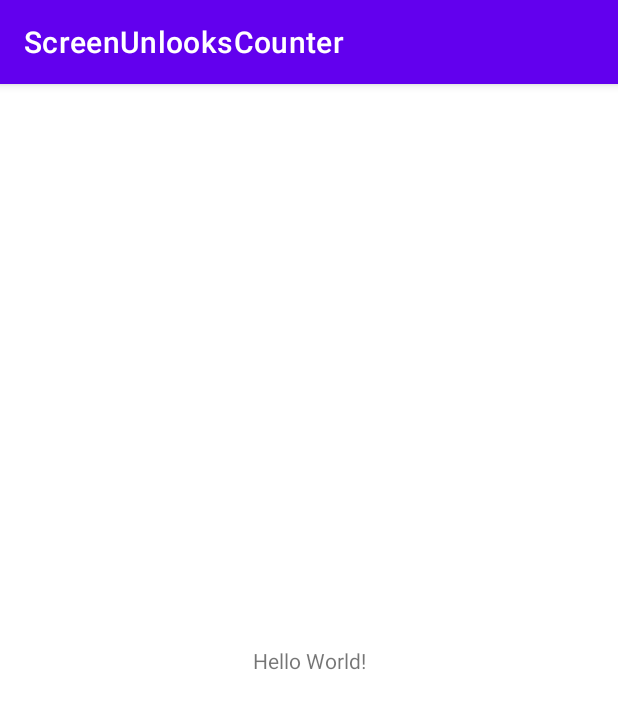
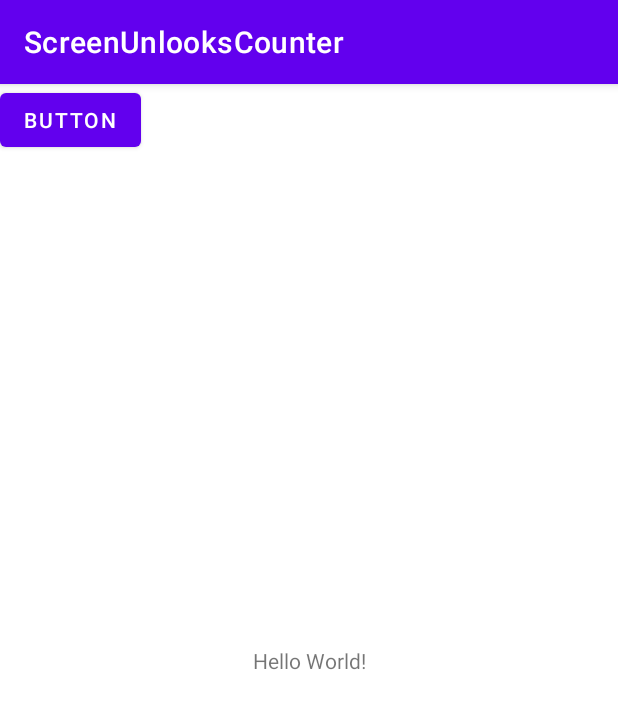
Before and after one commit to abdulmalik29/Screen-Unlooks-Counter, an Android app: the screen it shows after launch (MainActivity), on a phone screen of 412 x 824 dp. Shown: the top 709 px of the screen. Run offline under Robolectric (Android 15) with nearby library versions, the phone set to English and light mode, and no system bars.

Commit message:
added getScreenOnCount

```diff
--- a/app/src/main/java/com/example/screenunlookscounter/MainActivity.kt
+++ b/app/src/main/java/com/example/screenunlookscounter/MainActivity.kt
@@ -1,12 +1,45 @@
 package com.example.screenunlookscounter
 
+import android.content.Intent
+import android.os.Bundle
+//import android.util.Log
+import android.widget.Button
+import android.widget.TextView
 import androidx.appcompat.app.AppCompatActivity
-import android.os.Bundle
 
 class MainActivity : AppCompatActivity() {
+
     override fun onCreate(savedInstanceState: Bundle?) {
         super.onCreate(savedInstanceState)
         setContentView(R.layout.activity_main)
-//
+
+        initializeUi()
+    }
+
+    private fun getScreenOnCount(): Int {
+        val action = intent.action
+//        Log.d("SLC", "Action: $action")
+
+        var screenOnCount = 0
+
+        when (action) {
+            Intent.ACTION_SCREEN_ON -> {
+                screenOnCount += 1
+//                Log.d("SLC", "Screen On Count: $screenOnCount")
+            }
+            else -> {
+            }
+        }
+
+        return screenOnCount
+    }
+
+
+    private fun initializeUi() {
+        // When button is clicked, instantiate a Quote and add it to DB through the ViewModel
+        findViewById<Button>(R.id.buttonShowStat).setOnClickListener {
+//            getScreenOnCount()
+            findViewById<TextView>(R.id.Stat).text = getScreenOnCount().toString()
+        }
     }
 }
--- a/app/src/main/res/layout/activity_main.xml
+++ b/app/src/main/res/layout/activity_main.xml
@@ -7,6 +7,7 @@
     tools:context=".MainActivity">
 
     <TextView
+        android:id="@+id/Stat"
         android:layout_width="wrap_content"
         android:layout_height="wrap_content"
         android:text="Hello World!"
@@ -15,4 +16,13 @@
         app:layout_constraintRight_toRightOf="parent"
         app:layout_constraintTop_toTopOf="parent" />
 
+    <Button
+        android:id="@+id/buttonShowStat"
+        android:layout_width="wrap_content"
+        android:layout_height="wrap_content"
+        android:text="Button"
+        tools:layout_editor_absoluteX="158dp"
+        tools:layout_editor_absoluteY="421dp"
+        tools:ignore="MissingConstraints" />
+
 </androidx.constraintlayout.widget.ConstraintLayout>
```
